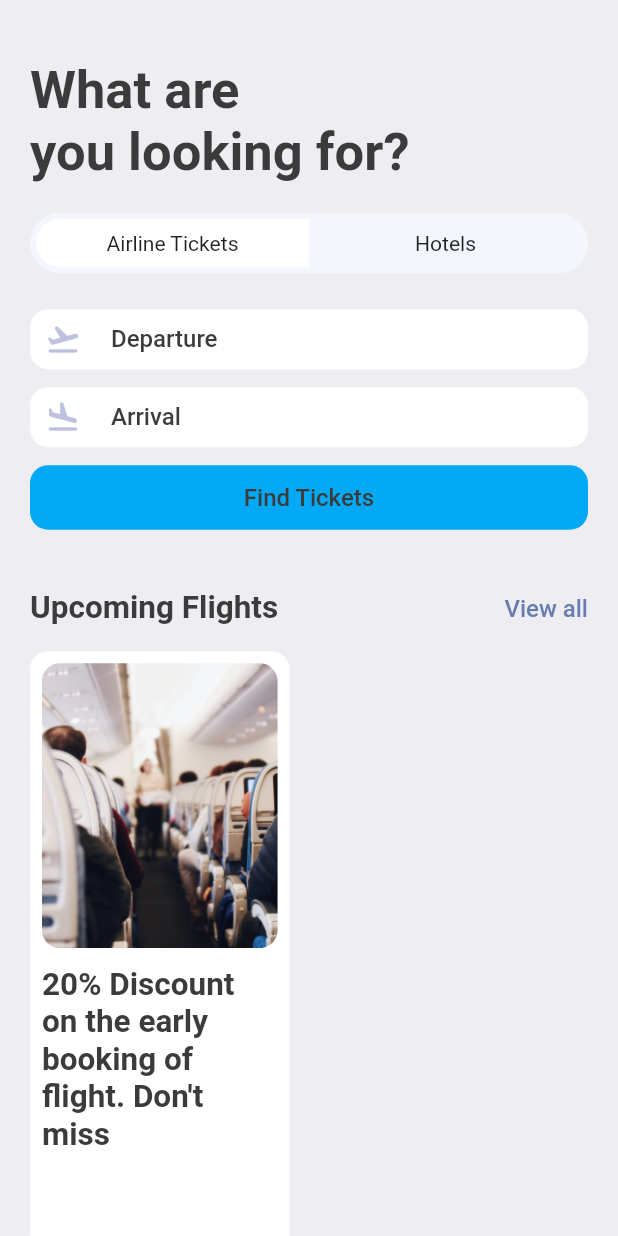
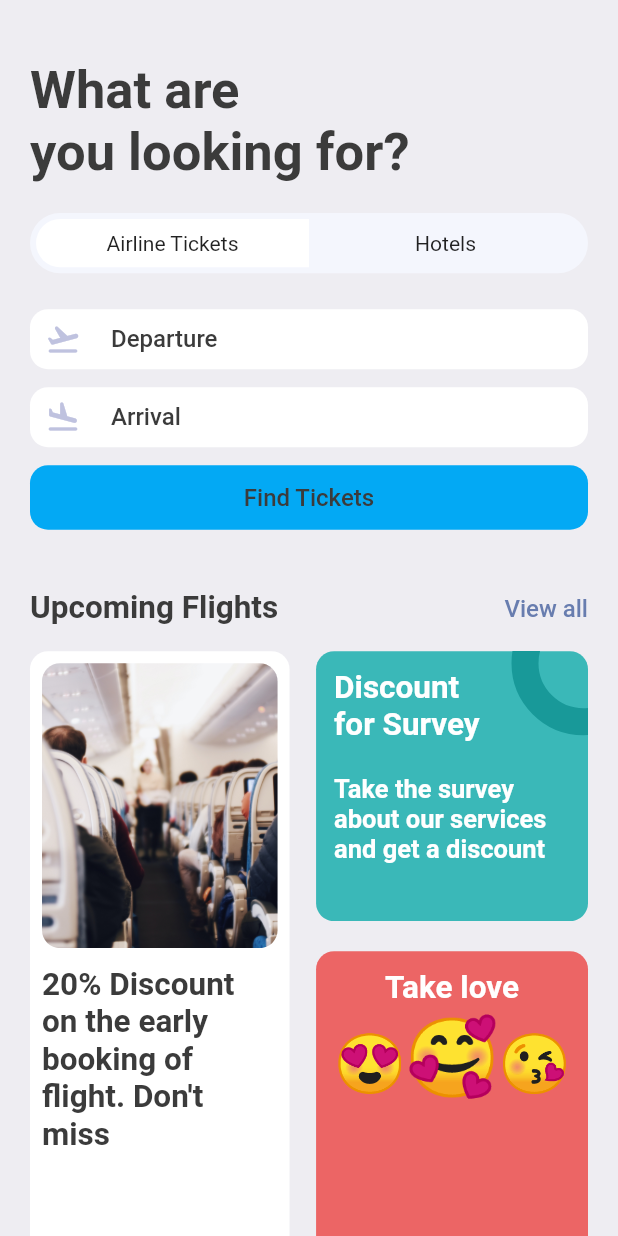
Before and after one commit to flock-s/ticketbooking, a Flutter app: the SearchScreen screen opened directly, on a phone screen of 412 x 824 dp. Run offline on Flutter 3.47's test engine with Material 2 defaults, Android fonts, the phone set to English and light mode, and no system bars; our stand-ins replace fluentui_icons, gap, get.

Commit message:
finished search screen

```diff
--- a/lib/screens/search_screen.dart
+++ b/lib/screens/search_screen.dart
@@ -70,9 +70,10 @@ class SearchScreen extends StatelessWidget {
           const AppDoubleTextWidget(title: 'Upcoming Flights',inkWellTitle: 'View all',),
           Gap(AppLayout.getHeight(16)),
           Row(
+            mainAxisAlignment: MainAxisAlignment.spaceBetween,
             children: [
               Container(
-                height: AppLayout.getHeight(400),
+                height: AppLayout.getHeight(410),
                 padding: EdgeInsets.symmetric(vertical: AppLayout.getHeight(8),horizontal: AppLayout.getWidth(8)),
                 decoration: BoxDecoration(
                   borderRadius: BorderRadius.circular(AppLayout.getHeight(12)),
@@ -98,7 +99,73 @@ class SearchScreen extends StatelessWidget {
               ),
               Column(
                 children: [
-                  Container()
+                  Stack(
+                    children: [
+                      Container(
+                        width: size.width *0.44,
+                        height: AppLayout.getHeight(180),
+                        padding: EdgeInsets.symmetric(vertical: AppLayout.getHeight(12),horizontal: AppLayout.getWidth(12)),
+                        decoration: BoxDecoration(
+                          color: Color(0xFF3AB8B8),
+                          borderRadius: BorderRadius.circular(AppLayout.getHeight(12))
+                        ),
+                        child: Column(
+                          crossAxisAlignment: CrossAxisAlignment.start,
+                          children: [
+                            Text("Discount \nfor Survey", style: Styles.headlineStyle2.copyWith(fontWeight:FontWeight.bold, color: Colors.white ),),
+                            Gap(AppLayout.getHeight(20)),
+                            Text("Take the survey about our services and get a discount", style: Styles.headlineStyle3.copyWith(fontWeight:FontWeight.bold, color: Colors.white ),)
+                          ],
+                        ),
+                      ),
+                      Positioned(
+                        right: -45,
+                        top: -40,
+                        child: Container(
+                          padding: EdgeInsets.all(AppLayout.getHeight(30)),
+                          decoration: BoxDecoration(
+                              shape: BoxShape.circle,
+                              border: Border.all(width: AppLayout.getWidth(18),color: Color(0xFF189999)),
+                              color : Colors.transparent
+                          ),
+                        ),
+                      )
+                    ],
+                  ),
+                  Gap(AppLayout.getHeight(20)),
+                  Container(
+                    width: size.width *0.44,
+                    height: AppLayout.getHeight(210),
+                    padding: EdgeInsets.symmetric(vertical: AppLayout.getHeight(12),horizontal: AppLayout.getWidth(12)),
+                    decoration: BoxDecoration(
+                        color: Color(0xFFEC6565),
+                        borderRadius: BorderRadius.circular(AppLayout.getHeight(12))
+                    ),
+                    child: Column(
+                      children: [
+                        Text("Take love", style: Styles.headlineStyle2.copyWith(fontWeight:FontWeight.bold, color: Colors.white),textAlign: TextAlign.center,),
+                        Gap(AppLayout.getHeight(5)),
+                        RichText(
+                          text: const TextSpan(
+                            children: [
+                              TextSpan(
+                                text: '😍',
+                                style: TextStyle(fontSize: 38)
+                              ),
+                              TextSpan(
+                                  text: '🥰',
+                                  style: TextStyle(fontSize: 50)
+                              ),
+                              TextSpan(
+                                  text: '😘',
+                                  style: TextStyle(fontSize: 38)
+                              )
+                            ]
+                          ),
+                        )
+                      ],
+                    ),
+                  )
                 ],
               )
             ],
```
